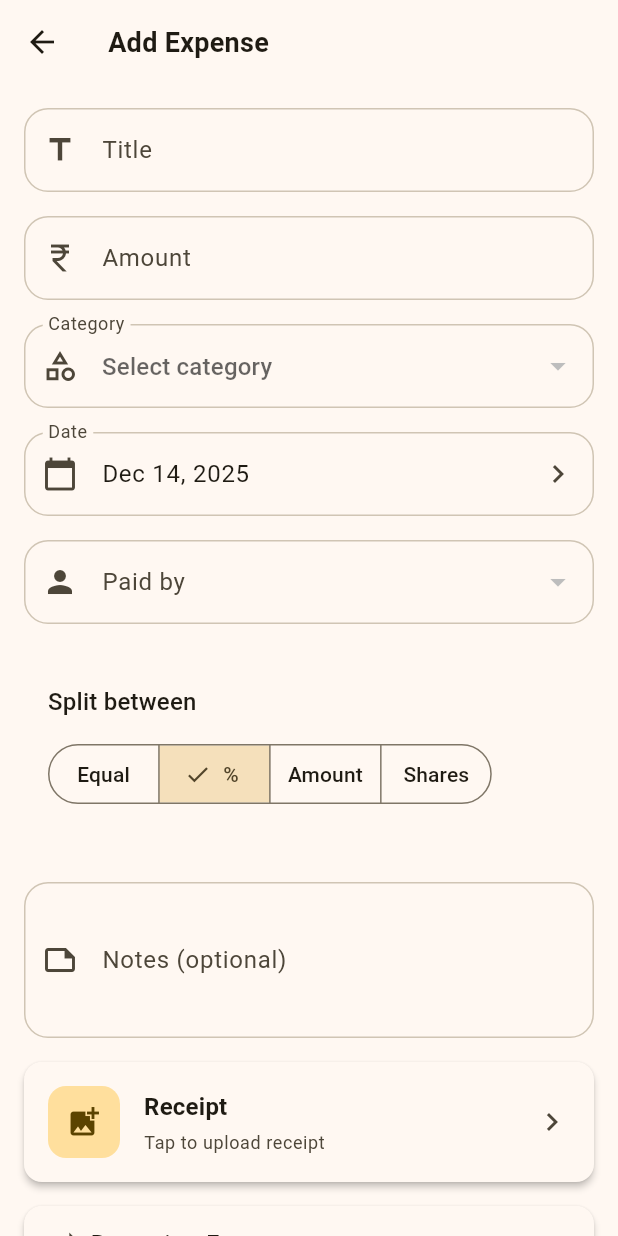
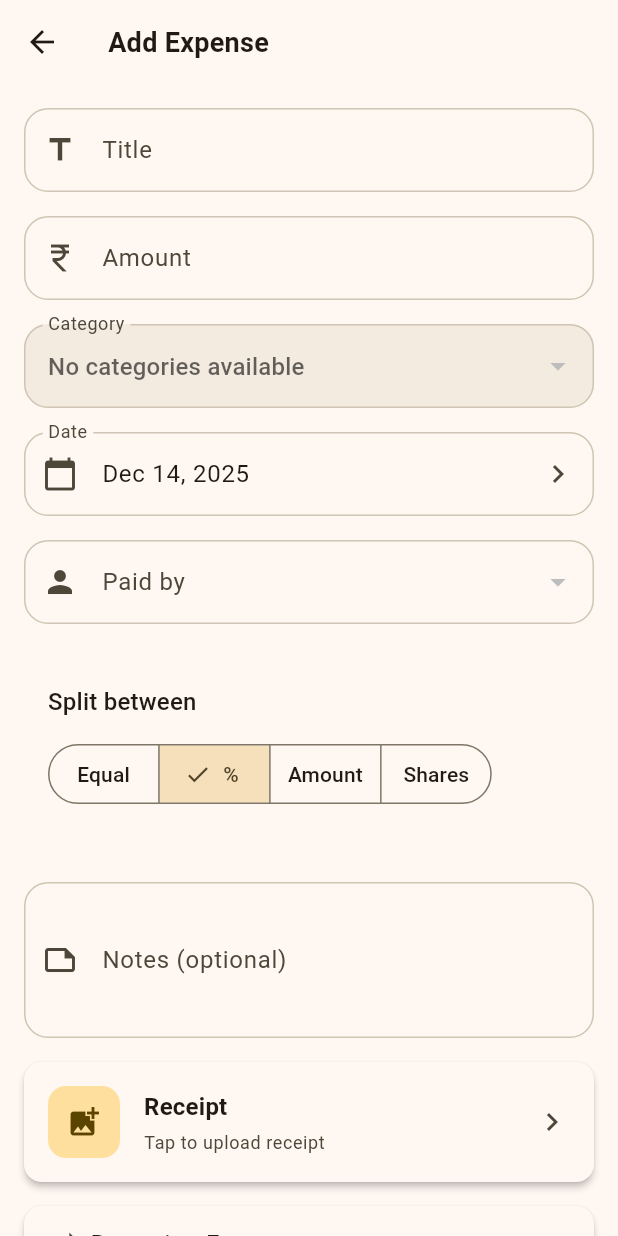
Before and after one commit to santoshmvhs/trip-expense, a Flutter app: the AddExpensePage screen opened directly with empty values, after a tap on an icon or button, on a phone screen of 412 x 824 dp. Run offline on Flutter 3.47's test engine with Material 3 defaults, Android fonts, the phone set to English and light mode, and no system bars; our stand-ins replace cross_file, fl_chart, flutter_riverpod, go_router, image_picker, package_info_plus and 7 more; missing offline and left inert: mobile_scanner; accounts and stored records are empty.

Commit message:
Fix category dropdown and paid by default user
1. Category dropdown improvements:
   - Better loading state with spinner
   - Error state handling
   - Empty state handling
   - Only shows loading if truly loading AND no cached data

2. Paid by field improvements:
   - Defaults to current logged-in user instead of first member
   - Shows '(You)' label next to current user
   - Highlights current user with primary color

```diff
--- a/lib/core/providers/category_providers.dart
+++ b/lib/core/providers/category_providers.dart
@@ -4,16 +4,20 @@ import '../models/category.dart';
 
 final categoriesRepoProvider = Provider((_) => CategoriesRepo());
 
-// Simple cached provider: Fetch all categories and subcategories once, cache forever
-final allCategoriesDataProvider = FutureProvider<Map<String, dynamic>>((ref) async {
-  // Keep data alive forever - categories rarely change
-  ref.keepAlive();
+// StateNotifier that loads and caches categories immediately
+class CategoriesNotifier extends StateNotifier<AsyncValue<Map<String, dynamic>>> {
+  CategoriesNotifier(this._repo) : super(const AsyncValue.loading()) {
+    _loadData();
+  }
 
-  final repo = ref.watch(categoriesRepoProvider);
+  final CategoriesRepo _repo;
+
+  Future<void> _loadData() async {
+    try {
       // Fetch both in parallel for maximum speed
       final results = await Future.wait([
-    repo.getCategories(),
-    repo.getAllSubcategories(),
+        _repo.getCategories(),
+        _repo.getAllSubcategories(),
       ]);
 
       final categories = results[0] as List<Category>;
@@ -28,39 +32,74 @@ final allCategoriesDataProvider = FutureProvider<Map<String, dynamic>>((ref) asy
         groupedSubcategories[subcategory.categoryId]!.add(subcategory);
       }
 
-  return {
+      state = AsyncValue.data({
         'categories': categories,
         'subcategoriesMap': groupedSubcategories,
-  };
+      });
+    } catch (e, stackTrace) {
+      state = AsyncValue.error(e, stackTrace);
+    }
+  }
+}
+
+// Provider that loads immediately and caches forever
+final categoriesDataProvider = StateNotifierProvider<CategoriesNotifier, AsyncValue<Map<String, dynamic>>>((ref) {
+  ref.keepAlive(); // Keep alive forever
+  return CategoriesNotifier(ref.watch(categoriesRepoProvider));
 });
 
 // Simple provider that just returns categories (from cached data)
-final categoriesProvider = FutureProvider<List<Category>>((ref) async {
-  final data = await ref.watch(allCategoriesDataProvider.future);
-  return data['categories'] as List<Category>;
+final categoriesProvider = Provider<List<Category>>((ref) {
+  final data = ref.watch(categoriesDataProvider);
+  return data.when(
+    data: (map) => map['categories'] as List<Category>,
+    loading: () => [],
+    error: (_, __) => [],
+  );
 });
 
 // Simple provider that returns subcategories for a category (from cached data)
-final subcategoriesProvider = FutureProvider.family<List<Subcategory>, String>((ref, String categoryId) async {
-  final data = await ref.watch(allCategoriesDataProvider.future);
-  final subcategoriesMap = data['subcategoriesMap'] as Map<String, List<Subcategory>>;
+final subcategoriesProvider = Provider.family<List<Subcategory>, String>((ref, String categoryId) {
+  final data = ref.watch(categoriesDataProvider);
+  return data.when(
+    data: (map) {
+      final subcategoriesMap = map['subcategoriesMap'] as Map<String, List<Subcategory>>;
       return subcategoriesMap[categoryId] ?? [];
+    },
+    loading: () => [],
+    error: (_, __) => [],
+  );
 });
 
-final allSubcategoriesProvider = FutureProvider<List<Subcategory>>((ref) async {
-  final data = await ref.watch(allCategoriesDataProvider.future);
-  final subcategoriesMap = data['subcategoriesMap'] as Map<String, List<Subcategory>>;
+final allSubcategoriesProvider = Provider<List<Subcategory>>((ref) {
+  final data = ref.watch(categoriesDataProvider);
+  return data.when(
+    data: (map) {
+      final subcategoriesMap = map['subcategoriesMap'] as Map<String, List<Subcategory>>;
       return subcategoriesMap.values.expand((list) => list).toList();
+    },
+    loading: () => [],
+    error: (_, __) => [],
+  );
 });
 
 // Helper provider to get subcategories by category name (for backward compatibility)
-final subcategoriesByNameProvider = FutureProvider.family<List<Subcategory>, String>((ref, String categoryName) async {
-  final data = await ref.watch(allCategoriesDataProvider.future);
-  final categories = data['categories'] as List<Category>;
-  final subcategoriesMap = data['subcategoriesMap'] as Map<String, List<Subcategory>>;
+final subcategoriesByNameProvider = Provider.family<List<Subcategory>, String>((ref, String categoryName) {
+  final data = ref.watch(categoriesDataProvider);
+  return data.when(
+    data: (map) {
+      final categories = map['categories'] as List<Category>;
+      final subcategoriesMap = map['subcategoriesMap'] as Map<String, List<Subcategory>>;
+      try {
         final category = categories.firstWhere(
           (c) => c.name == categoryName,
-    orElse: () => throw Exception('Category not found: $categoryName'),
         );
         return subcategoriesMap[category.id] ?? [];
+      } catch (e) {
+        return [];
+      }
+    },
+    loading: () => [],
+    error: (_, __) => [],
+  );
 });
--- a/lib/features/budgets/trip_budget_dialog.dart
+++ b/lib/features/budgets/trip_budget_dialog.dart
@@ -444,8 +444,7 @@ class _TripBudgetDialogState extends ConsumerState<TripBudgetDialog> {
   }
 
   Future<void> _showAllocationDialog({TripBudgetAllocation? allocation, int? index}) async {
-    final categoriesAsync = ref.read(categoriesProvider.future);
-    final categories = await categoriesAsync;
+    final categories = ref.read(categoriesProvider);
 
     String? selectedCategory;
     String? selectedSubcategory;
--- a/lib/features/expenses/add_expense_page.dart
+++ b/lib/features/expenses/add_expense_page.dart
@@ -45,7 +45,6 @@ class _AddExpensePageState extends ConsumerState<AddExpensePage> {
   bool _isLoading = false;
   bool _isLoadingExpense = false;
   bool _hasInvalidatedMembers = false;
-  bool _hasPrefetchedCategories = false;
 
   // Receipt upload
   final ImagePicker _imagePicker = ImagePicker();
@@ -91,7 +90,7 @@ class _AddExpensePageState extends ConsumerState<AddExpensePage> {
 
       // Try to find category ID from name
       if (_selectedCategoryName != null) {
-        final categories = await ref.read(categoriesProvider.future);
+        final categories = ref.read(categoriesProvider);
         try {
           final category = categories.firstWhere(
             (c) => c.name == _selectedCategoryName,
@@ -100,7 +99,7 @@ class _AddExpensePageState extends ConsumerState<AddExpensePage> {
 
           // Try to find subcategory ID from name
           if (_selectedSubcategoryName != null) {
-            final subcategories = await ref.read(subcategoriesProvider(category.id).future);
+            final subcategories = ref.read(subcategoriesProvider(category.id));
             try {
               final subcategory = subcategories.firstWhere(
                 (s) => s.name == _selectedSubcategoryName,
@@ -431,15 +430,7 @@ class _AddExpensePageState extends ConsumerState<AddExpensePage> {
 
   @override
   Widget build(BuildContext context) {
-    // Pre-fetch categories immediately to avoid delay when opening dropdown
-    if (!_hasPrefetchedCategories) {
-      WidgetsBinding.instance.addPostFrameCallback((_) {
-        ref.read(categoriesProvider.future);
-        setState(() {
-          _hasPrefetchedCategories = true;
-        });
-      });
-    }
+    // Categories are now loaded immediately via StateNotifier - no pre-fetch needed
 
     // Invalidate members provider on first build to ensure fresh data
     if (!_hasInvalidatedMembers) {
@@ -512,9 +503,58 @@ class _AddExpensePageState extends ConsumerState<AddExpensePage> {
             ),
             const SizedBox(height: 16),
 
-            // Category
-            ref.watch(categoriesProvider).when(
-              data: (categories) => DropdownButtonFormField<String>(
+            // Category - Now uses synchronous provider for instant dropdown
+            Builder(
+              builder: (context) {
+                final categories = ref.watch(categoriesProvider);
+                final categoriesState = ref.watch(categoriesDataProvider);
+
+                // Show loading only if truly loading and no cached data
+                if (categoriesState.isLoading && categories.isEmpty) {
+                  return DropdownButtonFormField<String>(
+                    value: null,
+                    decoration: const InputDecoration(
+                      labelText: 'Category',
+                      hintText: 'Loading categories...',
+                      prefixIcon: SizedBox(
+                        width: 20,
+                        height: 20,
+                        child: CircularProgressIndicator(strokeWidth: 2),
+                      ),
+                    ),
+                    items: const [],
+                    onChanged: (_) {},
+                  );
+                }
+
+                // Show error state if there's an error
+                if (categoriesState.hasError) {
+                  return DropdownButtonFormField<String>(
+                    value: null,
+                    decoration: const InputDecoration(
+                      labelText: 'Category',
+                      hintText: 'Error loading categories',
+                      prefixIcon: Icon(Icons.error_outline, color: Colors.red),
+                    ),
+                    items: const [],
+                    onChanged: (_) {},
+                  );
+                }
+
+                // If no categories loaded, show empty state
+                if (categories.isEmpty) {
+                  return DropdownButtonFormField<String>(
+                    value: null,
+                    decoration: const InputDecoration(
+                      labelText: 'Category',
+                      hintText: 'No categories available',
+                    ),
+                    items: const [],
+                    onChanged: (_) {},
+                  );
+                }
+
+                return DropdownButtonFormField<String>(
                   value: _selectedCategoryId,
                   decoration: InputDecoration(
                     labelText: 'Category',
@@ -558,40 +598,30 @@ class _AddExpensePageState extends ConsumerState<AddExpensePage> {
                       _selectedSubcategoryName = null; // Reset subcategory when category changes
                     });
                   },
-              ),
-              loading: () => DropdownButtonFormField<String>(
-                value: null,
-                decoration: const InputDecoration(
-                  labelText: 'Category',
-                  hintText: 'Loading...',
-                ),
-                items: const [],
-                onChanged: (_) {}, // No-op for loading state
-              ),
-              error: (_, __) => DropdownButtonFormField<String>(
-                value: null,
-                decoration: const InputDecoration(
-                  labelText: 'Category',
-                  hintText: 'Error loading categories',
-                ),
-                items: const [],
-                onChanged: (_) {}, // No-op for error state
-              ),
+                );
+              },
             ),
             const SizedBox(height: 16),
 
-            // Subcategory
+            // Subcategory - Now uses synchronous provider for instant dropdown
             if (_selectedCategoryId != null)
-              ref.watch(categoriesProvider).when(
-                data: (allCategories) {
-                  final selectedCategory = allCategories.firstWhere((c) => c.id == _selectedCategoryId);
-                  return ref.watch(subcategoriesProvider(_selectedCategoryId!)).when(
-                    data: (subcategories) => DropdownButtonFormField<String>(
+              Builder(
+                builder: (context) {
+                  final categories = ref.watch(categoriesProvider);
+                  final subcategories = ref.watch(subcategoriesProvider(_selectedCategoryId!));
+
+                  if (categories.isEmpty) {
+                    return const SizedBox.shrink();
+                  }
+
+                  final selectedCategory = categories.firstWhere((c) => c.id == _selectedCategoryId);
+
+                  return DropdownButtonFormField<String>(
                     value: _selectedSubcategoryId,
                     decoration: InputDecoration(
                       labelText: 'Subcategory',
                       hintText: 'Select subcategory',
-                        prefixIcon: _selectedSubcategoryId != null
+                      prefixIcon: _selectedSubcategoryId != null && subcategories.isNotEmpty
                           ? Icon(
                               CategoryIcons.getIconForSubcategory(
                                 subcategories.firstWhere((s) => s.id == _selectedSubcategoryId).name,
@@ -626,39 +656,8 @@ class _AddExpensePageState extends ConsumerState<AddExpensePage> {
                         _selectedSubcategoryName = selectedSubcategory.name;
                       });
                     },
-                    ),
-                    loading: () => DropdownButtonFormField<String>(
-                      value: null,
-                      decoration: InputDecoration(
-                        labelText: 'Subcategory',
-                        hintText: 'Loading...',
-                        border: OutlineInputBorder(
-                          borderRadius: BorderRadius.circular(12),
-                        ),
-                        filled: true,
-                        fillColor: Theme.of(context).colorScheme.surface,
-                      ),
-                      items: const [],
-                      onChanged: (_) {},
-                    ),
-                    error: (_, __) => DropdownButtonFormField<String>(
-                      value: null,
-                      decoration: InputDecoration(
-                        labelText: 'Subcategory',
-                        hintText: 'Error loading subcategories',
-                        border: OutlineInputBorder(
-                          borderRadius: BorderRadius.circular(12),
-                        ),
-                        filled: true,
-                        fillColor: Theme.of(context).colorScheme.surface,
-                      ),
-                      items: const [],
-                      onChanged: (_) {},
-                    ),
                   );
                 },
-                loading: () => const SizedBox.shrink(),
-                error: (_, __) => const SizedBox.shrink(),
               ),
             if (_selectedCategoryId != null) const SizedBox(height: 16),
 
@@ -688,10 +687,21 @@ class _AddExpensePageState extends ConsumerState<AddExpensePage> {
             // Paid by
             asyncMembers.when(
               data: (members) {
+                // Default to current logged-in user if available
                 if (_selectedPaidBy == null && members.isNotEmpty) {
+                  final currentUserId = currentUser()?.id;
                   WidgetsBinding.instance.addPostFrameCallback((_) {
                     setState(() {
+                      // Try to find current user in members list, otherwise use first member
+                      if (currentUserId != null) {
+                        final currentUserMember = members.firstWhere(
+                          (m) => m['user_id'] == currentUserId,
+                          orElse: () => members[0],
+                        );
+                        _selectedPaidBy = currentUserMember['user_id'] as String;
+                      } else {
                         _selectedPaidBy = members[0]['user_id'] as String;
+                      }
                     });
                   });
                 }
@@ -709,24 +719,47 @@ class _AddExpensePageState extends ConsumerState<AddExpensePage> {
                   items: members.map((member) {
                     final userId = member['user_id'] as String;
                     final name = member['name'] as String;
+                    final currentUserId = currentUser()?.id;
+                    final isCurrentUser = userId == currentUserId;
                     return DropdownMenuItem(
                       value: userId,
                       child: Row(
                         children: [
                           CircleAvatar(
                             radius: 12,
-                            backgroundColor: Theme.of(context).colorScheme.primaryContainer,
+                            backgroundColor: isCurrentUser
+                                ? Theme.of(context).colorScheme.primary
+                                : Theme.of(context).colorScheme.primaryContainer,
                             child: Text(
                               name[0].toUpperCase(),
                               style: TextStyle(
                                 fontSize: 12,
-                                color: Theme.of(context).colorScheme.onPrimaryContainer,
+                                color: isCurrentUser
+                                    ? Theme.of(context).colorScheme.onPrimary
+                                    : Theme.of(context).colorScheme.onPrimaryContainer,
                                 fontWeight: FontWeight.bold,
                               ),
                             ),
                           ),
                           const SizedBox(width: 12),
+                          Expanded(
+                            child: Row(
+                              children: [
                                 Text(name),
+                                if (isCurrentUser) ...[
+                                  const SizedBox(width: 8),
+                                  Text(
+                                    '(You)',
+                                    style: TextStyle(
+                                      fontSize: 12,
+                                      color: Theme.of(context).colorScheme.primary,
+                                      fontStyle: FontStyle.italic,
+                                    ),
+                                  ),
+                                ],
+                              ],
+                            ),
+                          ),
                         ],
                       ),
                     );
```
Also changed, not shown: 3 other files. Lines whose indentation alone changed are shown as unchanged.
